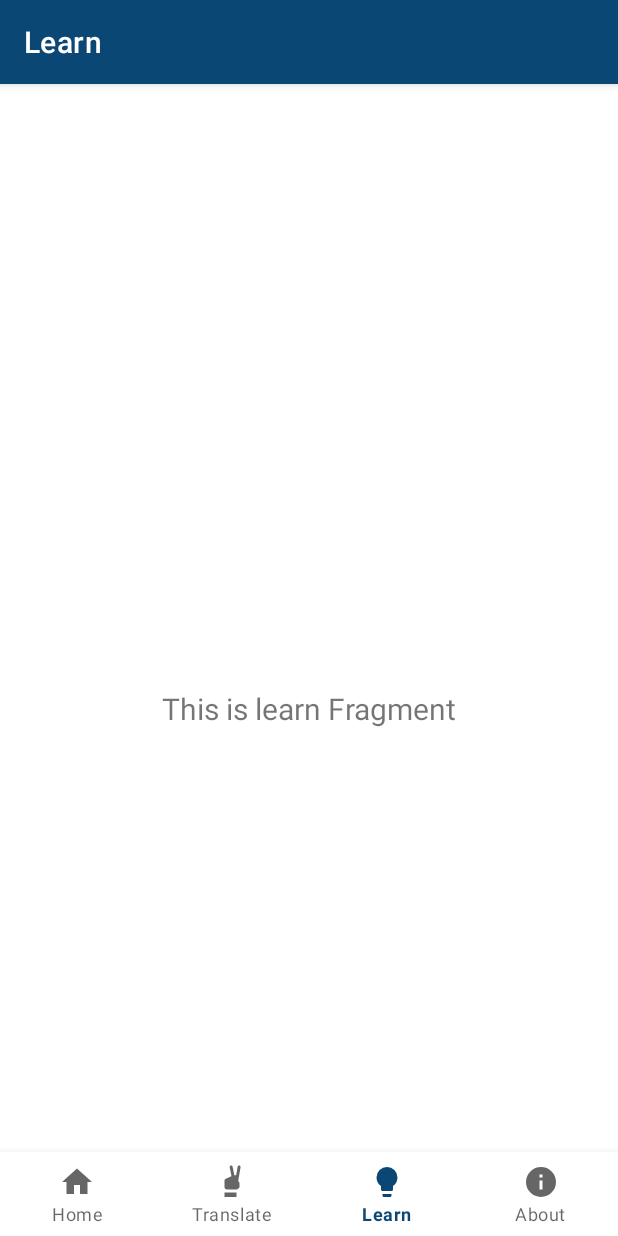
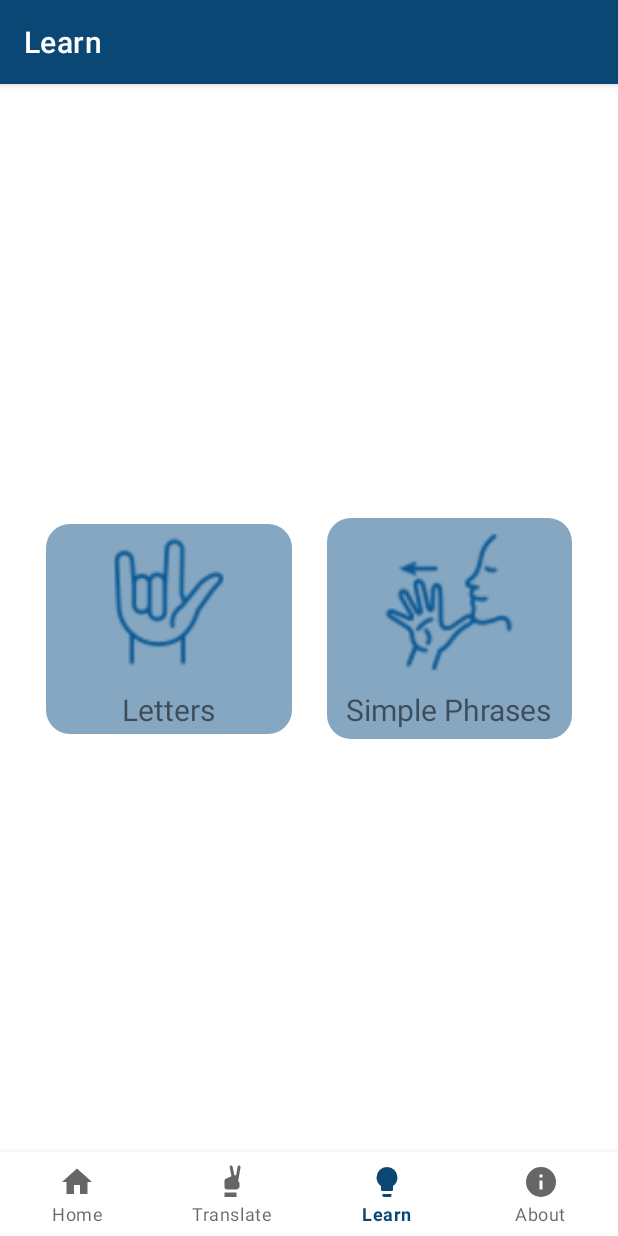
Before and after one commit to kathlenprocorato/Signalink-AndroidApp, an Android app: the LearnFragment screen opened through its navigation route, on a phone screen of 412 x 824 dp. Run offline under Robolectric (Android 15) with nearby library versions, the phone set to English and light mode, and no system bars; our stand-ins replace navigation-ui.

Commit message:
Add learn fragment changes

```diff
--- /dev/null
+++ b/Signalinkversiontwo/app/src/main/java/com/example/signalinkversiontwo/LettersActivity.kt
@@ -0,0 +1,6 @@
+package com.example.signalinkversiontwo
+
+import androidx.appcompat.app.AppCompatActivity
+
+class LettersActivity : AppCompatActivity() {
+}
--- /dev/null
+++ b/Signalinkversiontwo/app/src/main/java/com/example/signalinkversiontwo/SimplePhrasesActivity.kt
@@ -0,0 +1,6 @@
+package com.example.signalinkversiontwo
+
+import androidx.appcompat.app.AppCompatActivity
+
+class SimplePhrasesActivity : AppCompatActivity() {
+}
--- a/Signalinkversiontwo/app/src/main/java/com/example/signalinkversiontwo/ui/learn/LearnFragment.kt
+++ b/Signalinkversiontwo/app/src/main/java/com/example/signalinkversiontwo/ui/learn/LearnFragment.kt
@@ -1,12 +1,16 @@
 package com.example.signalinkversiontwo.ui.learn
 
+import android.content.Intent
 import android.os.Bundle
 import android.view.LayoutInflater
 import android.view.View
 import android.view.ViewGroup
+import android.widget.LinearLayout
 import android.widget.TextView
 import androidx.fragment.app.Fragment
 import androidx.lifecycle.ViewModelProvider
+import com.example.signalinkversiontwo.LettersActivity
+import com.example.signalinkversiontwo.SimplePhrasesActivity
 import com.example.signalinkversiontwo.databinding.FragmentLearnBinding
 
 class LearnFragment : Fragment() {
@@ -28,10 +32,22 @@ class LearnFragment : Fragment() {
         _binding = FragmentLearnBinding.inflate(inflater, container, false)
         val root: View = binding.root
 
-        val textView: TextView = binding.textLearn
-        learnViewModel.text.observe(viewLifecycleOwner) {
-            textView.text = it
+        // Get references to the LinearLayouts
+        val lettersButton: LinearLayout = binding.lettersButton
+        val simplePhrasesButton: LinearLayout = binding.simplePhrasesButton
+
+        // Set OnClickListener for the Letters Button
+        lettersButton.setOnClickListener {
+            // Start LettersActivity
+            startActivity(Intent(requireContext(), LettersActivity::class.java))
         }
+
+        // Set OnClickListener for the Simple Phrases Button
+        simplePhrasesButton.setOnClickListener {
+            // Start SimplePhrasesActivity
+            startActivity(Intent(requireContext(), SimplePhrasesActivity::class.java))
+        }
+
         return root
     }
 
--- a/Signalinkversiontwo/app/src/main/java/com/example/signalinkversiontwo/ui/translate/GestureRecognizerResultsAdapter.kt
+++ b/Signalinkversiontwo/app/src/main/java/com/example/signalinkversiontwo/ui/translate/GestureRecognizerResultsAdapter.kt
@@ -98,10 +98,16 @@ class GestureRecognizerResultsAdapter(private val context: Context) :
 
                 if ((words.last() != label && label != null && tvScore.text.toString().toDouble() >= 0.90)) {
                     words.add(label)
-                    sentence += if (label.equals("Space", true)) {
-                        " "
-                    } else {
-                        label
+                    if (label.equals("Space", true)) {
+                        sentence += " "
+                    } else if (label.equals("Delete", ignoreCase = true)){
+                        if (sentence.isNotEmpty()) {
+                            sentence = sentence.dropLast(1) // Remove the last character or word
+                        } else {
+                            return;
+                        }
+                    }else {
+                        sentence += label
                     }
                 }
                 tvLabel.text = sentence
--- /dev/null
+++ b/Signalinkversiontwo/app/src/main/res/drawable/border_background.xml
@@ -0,0 +1,4 @@
+<shape xmlns:android="http://schemas.android.com/apk/res/android">
+    <solid android:color="@color/blue_200" />
+    <corners android:radius="16dp" />
+</shape>
--- a/Signalinkversiontwo/app/src/main/res/layout/fragment_learn.xml
+++ b/Signalinkversiontwo/app/src/main/res/layout/fragment_learn.xml
@@ -6,17 +6,70 @@
     android:layout_height="match_parent"
     tools:context=".ui.learn.LearnFragment">
 
-    <TextView
-        android:id="@+id/text_learn"
-        android:layout_width="match_parent"
-        android:layout_height="wrap_content"
+    <!-- Letters Button -->
+
+    <!-- Simple Phrases Button -->
+    <LinearLayout
+        android:id="@+id/simple_phrases_button"
+        android:layout_width="163dp"
+        android:layout_height="147dp"
+        android:layout_marginTop="8dp"
+        android:layout_marginEnd="8dp"
+        android:layout_marginBottom="8dp"
+        android:background="@drawable/border_background"
+        android:color = "@color/blue_200"
+        android:gravity="center"
+        android:orientation="vertical"
+        app:layout_constraintBottom_toBottomOf="parent"
+        app:layout_constraintEnd_toEndOf="parent"
+        app:layout_constraintStart_toEndOf="@id/letters_button"
+        app:layout_constraintTop_toTopOf="parent"
+        app:layout_constraintVertical_bias="0.411">
+
+        <ImageView
+            android:layout_width="100dp"
+            android:layout_height="100dp"
+            android:layout_marginBottom="8dp"
+            android:contentDescription="Simple Phrases"
+            android:scaleType="centerCrop"
+            android:src="@drawable/ic_simple_phrase" />
+
+        <TextView
+            android:layout_width="wrap_content"
+            android:layout_height="wrap_content"
+            android:text="Simple Phrases"
+            android:textSize="20sp" />
+    </LinearLayout>
+
+    <LinearLayout
+        android:id="@+id/letters_button"
+        android:layout_width="164dp"
+        android:layout_height="140dp"
         android:layout_marginStart="8dp"
         android:layout_marginTop="8dp"
-        android:layout_marginEnd="8dp"
-        android:textAlignment="center"
-        android:textSize="20sp"
+        android:layout_marginBottom="8dp"
+        android:background="@drawable/border_background"
+        android:gravity="center"
+        android:orientation="vertical"
         app:layout_constraintBottom_toBottomOf="parent"
-        app:layout_constraintEnd_toEndOf="parent"
+        app:layout_constraintEnd_toStartOf="@id/simple_phrases_button"
         app:layout_constraintStart_toStartOf="parent"
-        app:layout_constraintTop_toTopOf="parent" />
+        app:layout_constraintTop_toTopOf="parent"
+        app:layout_constraintVertical_bias="0.413">
+
+        <ImageView
+            android:layout_width="100dp"
+            android:layout_height="100dp"
+            android:layout_marginBottom="8dp"
+            android:contentDescription="Letters"
+            android:scaleType="centerCrop"
+            android:src="@drawable/ic_letters" />
+
+        <TextView
+            android:layout_width="wrap_content"
+            android:layout_height="wrap_content"
+            android:text="Letters"
+            android:textSize="20sp" />
+    </LinearLayout>
+
 </androidx.constraintlayout.widget.ConstraintLayout>
```
Also changed, not shown: Signalinkversiontwo/app/src/main/res/drawable/ic_letters.png (added), Signalinkversiontwo/app/src/main/res/drawable/ic_simple_phrase.png (added).
